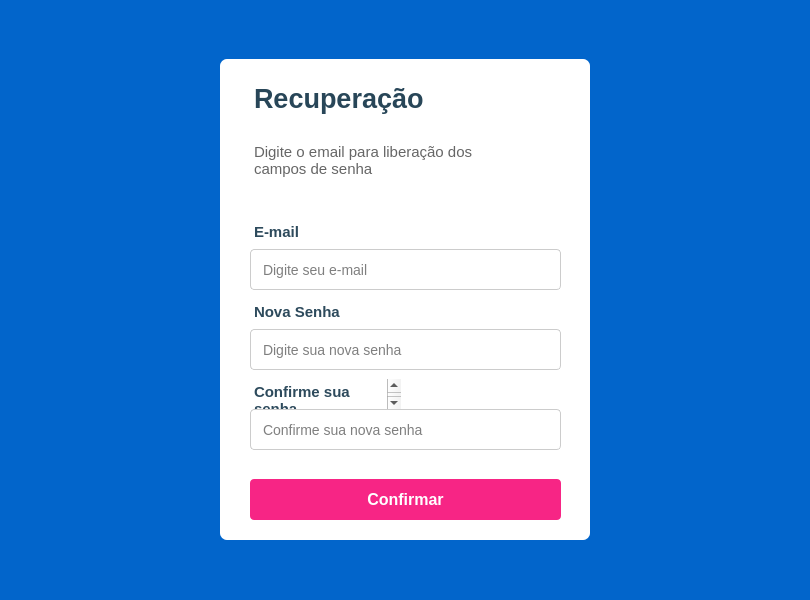
Theus021/cadastro_de_alunos, file gui/tela_request.ui: the form before one commit.
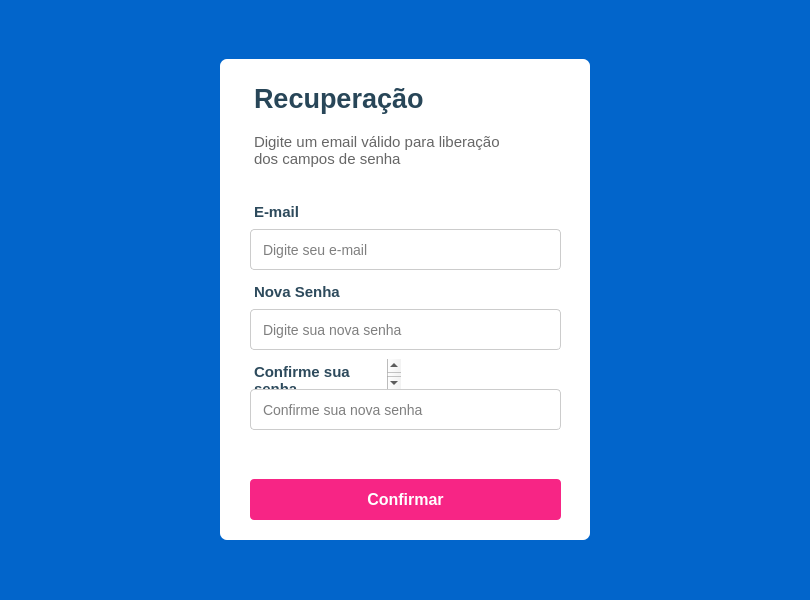
The form after the commit. Icons and pictures are not drawn.

What changed in the file:
```diff
--- a/gui/tela_request.ui
+++ b/gui/tela_request.ui
@@ -79,7 +79,7 @@
     <property name="geometry">
      <rect>
       <x>30</x>
-      <y>160</y>
+      <y>140</y>
       <width>91</width>
       <height>31</height>
      </rect>
@@ -102,7 +102,7 @@
     <property name="geometry">
      <rect>
       <x>30</x>
-      <y>190</y>
+      <y>170</y>
       <width>311</width>
       <height>41</height>
      </rect>
@@ -167,7 +167,7 @@
     <property name="geometry">
      <rect>
       <x>300</x>
-      <y>200</y>
+      <y>180</y>
       <width>2</width>
       <height>20</height>
      </rect>
@@ -184,7 +184,7 @@
     <property name="geometry">
      <rect>
       <x>310</x>
-      <y>200</y>
+      <y>180</y>
       <width>20</width>
       <height>20</height>
      </rect>
@@ -203,7 +203,7 @@
     <property name="geometry">
      <rect>
       <x>30</x>
-      <y>270</y>
+      <y>250</y>
       <width>311</width>
       <height>41</height>
      </rect>
@@ -231,7 +231,7 @@
     <property name="geometry">
      <rect>
       <x>310</x>
-      <y>280</y>
+      <y>260</y>
       <width>20</width>
       <height>20</height>
      </rect>
@@ -250,7 +250,7 @@
     <property name="geometry">
      <rect>
       <x>30</x>
-      <y>240</y>
+      <y>220</y>
       <width>151</width>
       <height>31</height>
      </rect>
@@ -273,7 +273,7 @@
     <property name="geometry">
      <rect>
       <x>300</x>
-      <y>280</y>
+      <y>260</y>
       <width>2</width>
       <height>20</height>
      </rect>
@@ -290,7 +290,7 @@
     <property name="geometry">
      <rect>
       <x>310</x>
-      <y>360</y>
+      <y>340</y>
       <width>20</width>
       <height>20</height>
      </rect>
@@ -309,7 +309,7 @@
     <property name="geometry">
      <rect>
       <x>30</x>
-      <y>350</y>
+      <y>330</y>
       <width>311</width>
       <height>41</height>
      </rect>
@@ -337,7 +337,7 @@
     <property name="geometry">
      <rect>
       <x>30</x>
-      <y>320</y>
+      <y>300</y>
       <width>151</width>
       <height>31</height>
      </rect>
@@ -363,7 +363,7 @@
     <property name="geometry">
      <rect>
       <x>300</x>
-      <y>360</y>
+      <y>340</y>
       <width>2</width>
       <height>20</height>
      </rect>
@@ -412,7 +412,7 @@
     <property name="geometry">
      <rect>
       <x>30</x>
-      <y>80</y>
+      <y>70</y>
       <width>281</width>
       <height>51</height>
      </rect>
@@ -433,7 +433,7 @@
 &lt;html&gt;&lt;head&gt;&lt;meta name=&quot;qrichtext&quot; content=&quot;1&quot; /&gt;&lt;style type=&quot;text/css&quot;&gt;
 p, li { white-space: pre-wrap; }
 &lt;/style&gt;&lt;/head&gt;&lt;body style=&quot; font-family:'MS Shell Dlg 2'; font-size:8.25pt; font-weight:400; font-style:normal;&quot;&gt;
-&lt;p style=&quot; margin-top:0px; margin-bottom:0px; margin-left:0px; margin-right:0px; -qt-block-indent:0; text-indent:0px;&quot;&gt;&lt;span style=&quot; font-family:'Segoe UI'; font-size:11pt; color:#666666;&quot;&gt;Digite o email para liberação dos campos de senha&lt;/span&gt;&lt;/p&gt;&lt;/body&gt;&lt;/html&gt;</string>
+&lt;p style=&quot; margin-top:0px; margin-bottom:0px; margin-left:0px; margin-right:0px; -qt-block-indent:0; text-indent:0px;&quot;&gt;&lt;span style=&quot; font-family:'Segoe UI'; font-size:11pt; color:#666666;&quot;&gt;Digite um email válido para liberação dos campos de senha&lt;/span&gt;&lt;/p&gt;&lt;/body&gt;&lt;/html&gt;</string>
     </property>
     <property name="textInteractionFlags">
      <set>Qt::NoTextInteraction</set>
```
Left out of the diff: 3 changed lines with no effect on the pictures.
